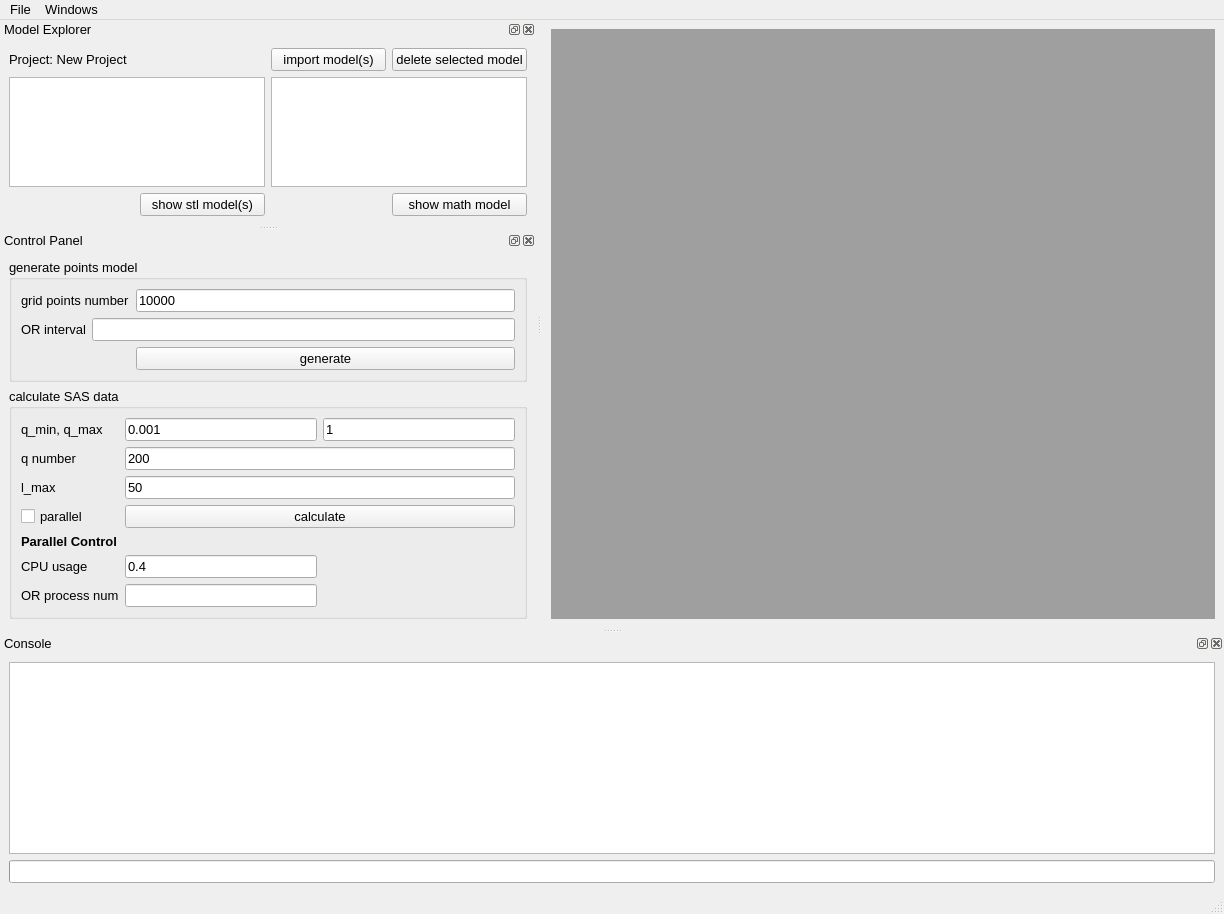
molybd/Model2SAS, file qtgui/mainwindow.ui: the form before one commit.
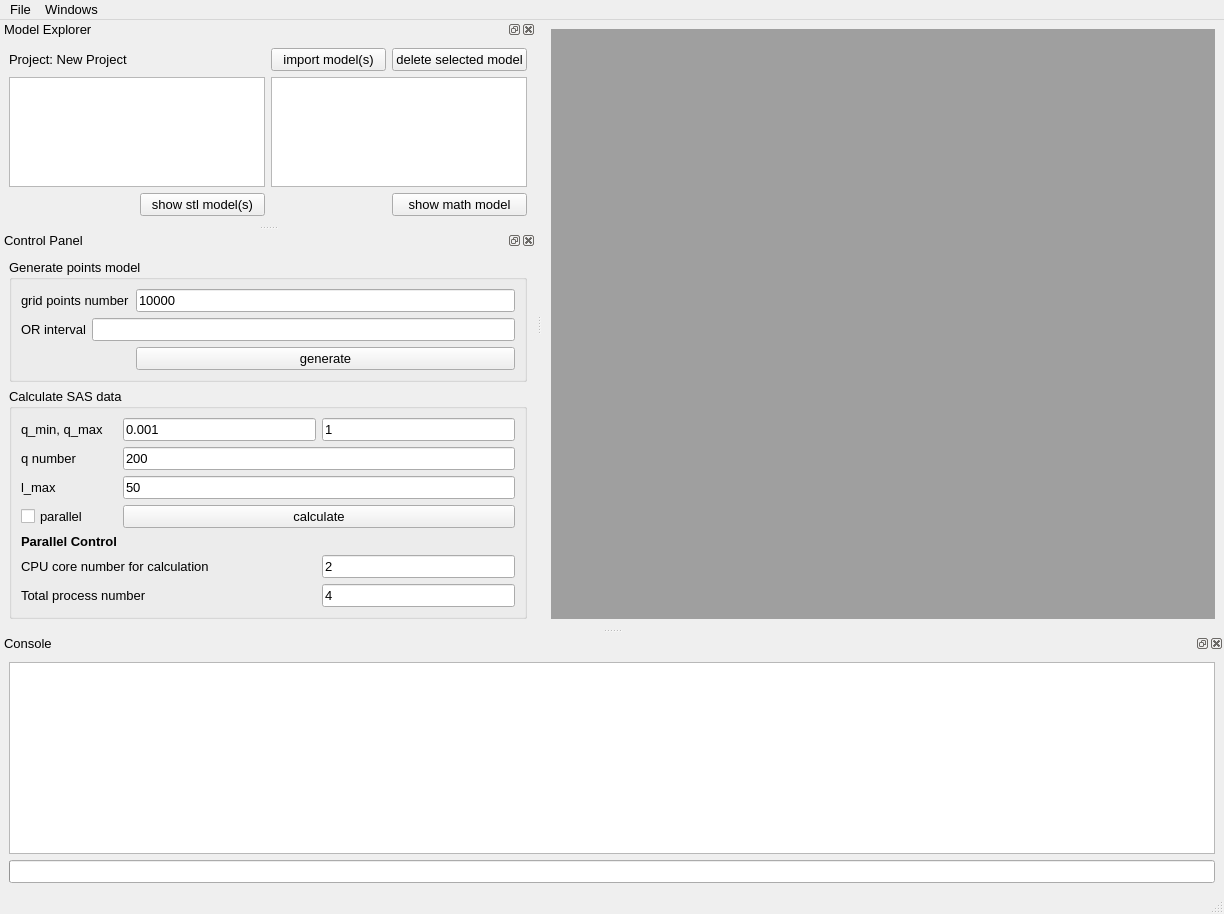
The form after the commit.

What changed in the file:
```diff
--- a/qtgui/mainwindow.ui
+++ b/qtgui/mainwindow.ui
@@ -153,8 +153,14 @@
     <layout class="QVBoxLayout" name="verticalLayout_2">
      <item>
       <widget class="QGroupBox" name="groupBox_genPoints">
+       <property name="font">
+        <font>
+         <weight>50</weight>
+         <bold>false</bold>
+        </font>
+       </property>
        <property name="title">
-        <string>generate points model</string>
+        <string>Generate points model</string>
        </property>
        <layout class="QGridLayout" name="gridLayout_2">
         <item row="2" column="2">
@@ -200,7 +206,7 @@
         </font>
        </property>
        <property name="title">
-        <string>calculate SAS data</string>
+        <string>Calculate SAS data</string>
        </property>
        <layout class="QGridLayout" name="gridLayout_3">
         <item row="2" column="1" colspan="2">
@@ -210,13 +216,6 @@
           </property>
          </widget>
         </item>
-        <item row="6" column="0">
-         <widget class="QLabel" name="label_6">
-          <property name="text">
-           <string>CPU usage</string>
-          </property>
-         </widget>
-        </item>
         <item row="1" column="1" colspan="2">
          <widget class="QLineEdit" name="lineEdit_qnum">
           <property name="text">
@@ -259,13 +258,6 @@
           </property>
          </widget>
         </item>
-        <item row="7" column="0">
-         <widget class="QLabel" name="label_7">
-          <property name="text">
-           <string>OR process num</string>
-          </property>
-         </widget>
-        </item>
         <item row="4" column="0">
          <widget class="QCheckBox" name="checkBox_parallel">
           <property name="enabled">
@@ -286,16 +278,6 @@
           </property>
          </widget>
         </item>
-        <item row="6" column="1">
-         <widget class="QLineEdit" name="lineEdit_cpuUsage">
-          <property name="text">
-           <string>0.4</string>
-          </property>
-         </widget>
-        </item>
-        <item row="7" column="1">
-         <widget class="QLineEdit" name="lineEdit_processNum"/>
-        </item>
         <item row="5" column="0">
          <widget class="QLabel" name="label_8">
           <property name="font">
@@ -309,6 +291,34 @@
           </property>
          </widget>
         </item>
+        <item row="6" column="2">
+         <widget class="QLineEdit" name="lineEdit_coreNum">
+          <property name="text">
+           <string>2</string>
+          </property>
+         </widget>
+        </item>
+        <item row="6" column="0" colspan="2">
+         <widget class="QLabel" name="label_6">
+          <property name="text">
+           <string>CPU core number for calculation</string>
+          </property>
+         </widget>
+        </item>
+        <item row="7" column="2">
+         <widget class="QLineEdit" name="lineEdit_processNum">
+          <property name="text">
+           <string>4</string>
+          </property>
+         </widget>
+        </item>
+        <item row="7" column="0" colspan="2">
+         <widget class="QLabel" name="label_7">
+          <property name="text">
+           <string>Total process number</string>
+          </property>
+         </widget>
+        </item>
        </layout>
       </widget>
      </item>
```
